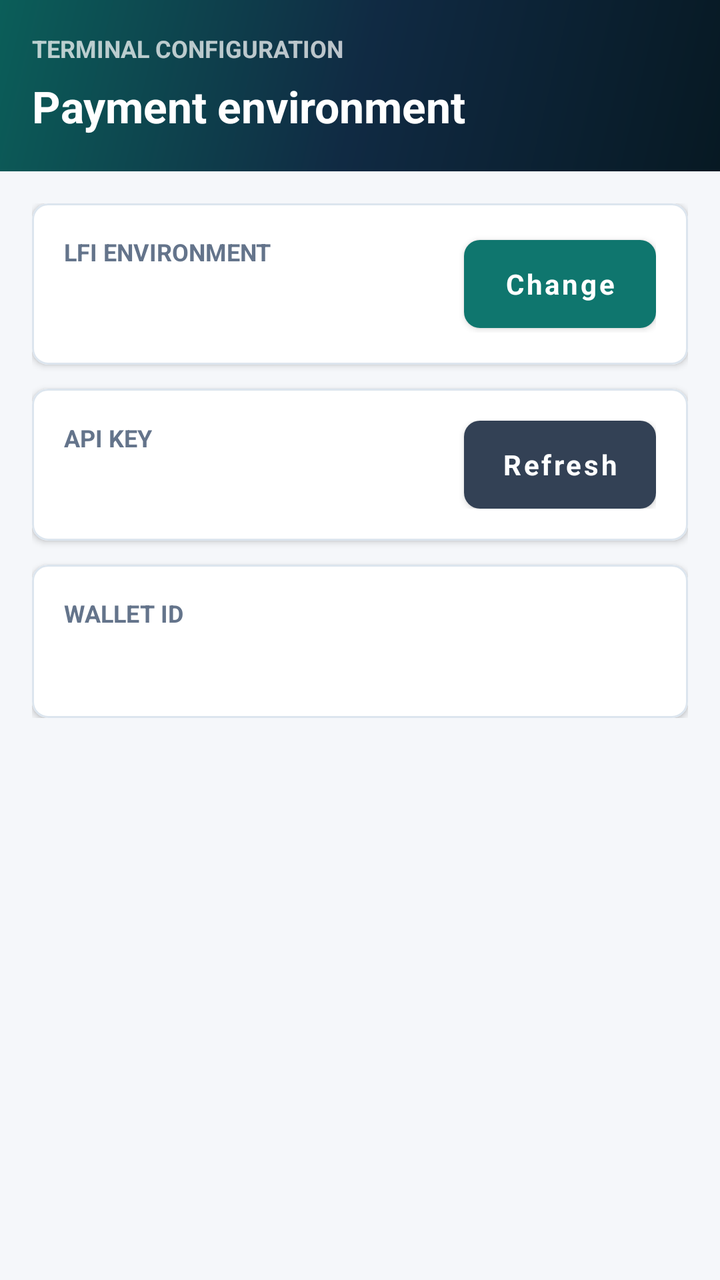
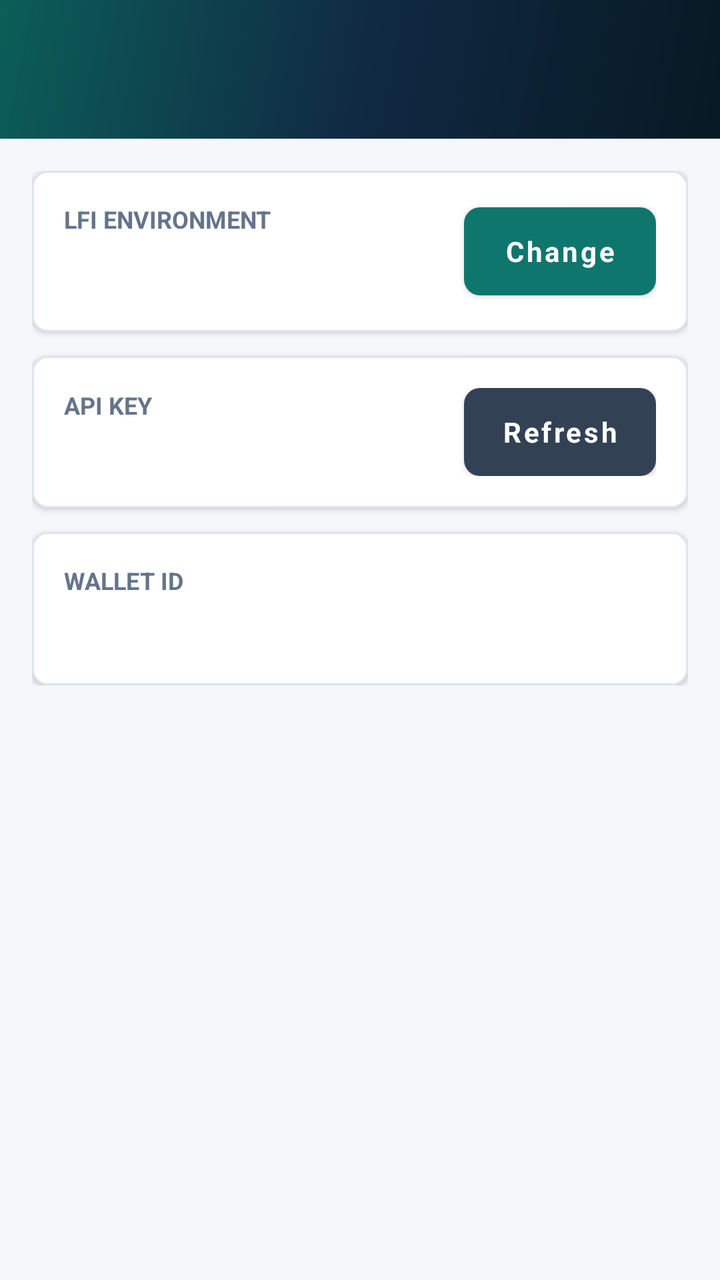

The first picture is an Android layout as it rendered before a commit; the second is the same layout after the commit. The layout source and the unified diff follow.
<!-- AndroidManifest.xml: application theme AppTheme -->
<!-- res/layout/activity_setting.xml -->
<?xml version="1.0" encoding="utf-8"?>
<LinearLayout xmlns:android="http://schemas.android.com/apk/res/android"
    xmlns:app="http://schemas.android.com/apk/res-auto"
    android:layout_width="match_parent"
    android:layout_height="match_parent"
    android:background="@color/background"
    android:orientation="vertical">

    <ScrollView
        android:layout_width="match_parent"
        android:layout_height="match_parent"
        android:fillViewport="true">

        <LinearLayout
            android:layout_width="match_parent"
            android:layout_height="wrap_content"
            android:orientation="vertical">

            <LinearLayout
                android:layout_width="match_parent"
                android:layout_height="wrap_content"
                android:background="@drawable/bg_amount_panel"
                android:orientation="vertical"
                android:paddingStart="@dimen/screen_margin"
                android:paddingTop="16dp"
                android:paddingEnd="@dimen/screen_margin"
                android:paddingBottom="18dp">

                <TextView
                    style="@style/TextSectionLabel"
                    android:layout_width="wrap_content"
                    android:layout_height="wrap_content"
                    android:text="@string/setting_header_label"
                    android:textColor="#B8FFFFFF" />

                <TextView
                    android:layout_width="match_parent"
                    android:layout_height="wrap_content"
                    android:layout_marginTop="6dp"
                    android:text="@string/setting_header_title"
                    android:textColor="@color/white"
                    android:textSize="22sp"
                    android:textStyle="bold" />
            </LinearLayout>

            <LinearLayout
                android:layout_width="match_parent"
                android:layout_height="wrap_content"
                android:orientation="vertical"
                android:padding="@dimen/screen_margin">

                <com.google.android.material.card.MaterialCardView
                    style="@style/AppCard"
                    android:layout_width="match_parent"
                    android:layout_height="wrap_content"
                    android:layout_marginBottom="12dp">

                    <LinearLayout
                        android:layout_width="match_parent"
                        android:layout_height="wrap_content"
                        android:gravity="center_vertical"
                        android:orientation="horizontal"
                        android:padding="16dp">

                        <LinearLayout
                            android:layout_width="0dp"
                            android:layout_height="wrap_content"
                            android:layout_weight="1"
                            android:orientation="vertical">

                            <TextView
                                style="@style/TextSectionLabel"
                                android:layout_width="wrap_content"
                                android:layout_height="wrap_content"
                                android:text="@string/setting_env_label" />

                            <TextView
                                android:id="@+id/tv_env_value"
                                android:layout_width="match_parent"
                                android:layout_height="wrap_content"
                                android:layout_marginTop="8dp"
                                android:textColor="@color/text_primary"
                                android:textSize="18sp"
                                android:textStyle="bold" />
                        </LinearLayout>

                        <com.google.android.material.button.MaterialButton
                            android:id="@+id/btn_change_env"
                            style="@style/AccentButton"
                            android:layout_width="wrap_content"
                            android:layout_height="44dp"
                            android:layout_marginStart="12dp"
                            android:minWidth="96dp"
                            android:text="@string/setting_change"
                            android:textSize="14sp" />
                    </LinearLayout>
                </com.google.android.material.card.MaterialCardView>

                <com.google.android.material.card.MaterialCardView
                    style="@style/AppCard"
                    android:layout_width="match_parent"
                    android:layout_height="wrap_content"
                    android:layout_marginBottom="12dp">

                    <LinearLayout
                        android:layout_width="match_parent"
                        android:layout_height="wrap_content"
                        android:gravity="center_vertical"
                        android:orientation="horizontal"
                        android:padding="16dp">

                        <LinearLayout
                            android:layout_width="0dp"
                            android:layout_height="wrap_content"
                            android:layout_weight="1"
                            android:orientation="vertical">

                            <TextView
                                style="@style/TextSectionLabel"
                                android:layout_width="wrap_content"
                                android:layout_height="wrap_content"
                                android:text="@string/setting_api_key_label" />

                            <TextView
                                android:id="@+id/tv_api_key_value"
                                android:layout_width="match_parent"
                                android:layout_height="wrap_content"
                                android:layout_marginTop="8dp"
                                android:ellipsize="middle"
                                android:maxLines="1"
                                android:textColor="@color/text_primary"
                                android:textSize="14sp" />
                        </LinearLayout>

                        <com.google.android.material.button.MaterialButton
                            android:id="@+id/btn_refresh_key"
                            style="@style/SecondaryButton"
                            android:layout_width="wrap_content"
                            android:layout_height="44dp"
                            android:layout_marginStart="12dp"
                            android:minWidth="96dp"
                            android:text="@string/setting_refresh"
                            android:textSize="14sp" />
                    </LinearLayout>
                </com.google.android.material.card.MaterialCardView>

                <com.google.android.material.card.MaterialCardView
                    style="@style/AppCard"
                    android:layout_width="match_parent"
                    android:layout_height="wrap_content">

                    <LinearLayout
                        android:layout_width="match_parent"
                        android:layout_height="wrap_content"
                        android:orientation="vertical"
                        android:padding="16dp">

                        <TextView
                            style="@style/TextSectionLabel"
                            android:layout_width="wrap_content"
                            android:layout_height="wrap_content"
                            android:text="@string/setting_wallet_id_label" />

                        <TextView
                            android:id="@+id/tv_wallet_id_value"
                            android:layout_width="match_parent"
                            android:layout_height="wrap_content"
                            android:layout_marginTop="8dp"
                            android:textColor="@color/text_primary"
                            android:textSize="15sp"
                            android:textStyle="bold" />
                    </LinearLayout>
                </com.google.android.material.card.MaterialCardView>
            </LinearLayout>
        </LinearLayout>
    </ScrollView>
</LinearLayout>
<!-- resources referenced by this layout -->
<resources>
  <color name="background">#F5F7FA</color>
  <color name="text_primary">#111827</color>
  <color name="white">#FFFFFF</color>
  <dimen name="screen_margin">16dp</dimen>
  <!-- drawable bg_amount_panel (drawable) -->
  <?xml version="1.0" encoding="utf-8"?>
  <shape xmlns:android="http://schemas.android.com/apk/res/android">
      <gradient
          android:angle="135"
          android:startColor="@color/primary_dark"
          android:centerColor="@color/primary"
          android:endColor="@color/accent_dark" />
  </shape>
  <string name="setting_api_key_label">API Key</string>
  <string name="setting_change">Change</string>
  <string name="setting_env_label">LFI Environment</string>
  <string name="setting_header_label">Terminal configuration</string>
  <string name="setting_header_title">Payment environment</string>
  <string name="setting_refresh">Refresh</string>
  <string name="setting_wallet_id_label">Wallet ID</string>
  <style name="AccentButton" parent="Widget.MaterialComponents.Button">
          <item name="android:minHeight">@dimen/button_height</item>
          <item name="backgroundTint">@color/accent</item>
          <item name="android:textColor">@color/white</item>
          <item name="android:textSize">16sp</item>
          <item name="android:textStyle">bold</item>
          <item name="android:textAllCaps">false</item>
          <item name="cornerRadius">8dp</item>
          <item name="android:insetTop">0dp</item>
          <item name="android:insetBottom">0dp</item>
          <item name="rippleColor">@color/accent_dark</item>
      </style>
  <style name="AppCard" parent="Widget.MaterialComponents.CardView">
          <item name="cardCornerRadius">@dimen/card_corner_radius</item>
          <item name="cardElevation">@dimen/card_elevation</item>
          <item name="cardBackgroundColor">@color/card</item>
          <item name="strokeColor">@color/card_stroke</item>
          <item name="strokeWidth">1dp</item>
      </style>
  <style name="TextSectionLabel">
          <item name="android:textColor">@color/text_secondary</item>
          <item name="android:textSize">12sp</item>
          <item name="android:textStyle">bold</item>
          <item name="android:textAllCaps">true</item>
      </style>
  <style name="AppTheme" parent="Theme.MaterialComponents.Light.NoActionBar">
          <item name="colorPrimary">@color/primary</item>
          <item name="colorPrimaryDark">@color/primary_dark</item>
          <item name="colorAccent">@color/accent</item>
          <item name="android:windowBackground">@color/background</item>
          <item name="android:statusBarColor">@color/primary_dark</item>
          <item name="android:navigationBarColor">@color/primary_dark</item>
          <item name="android:fontFamily">sans-serif</item>
      </style>
  <color name="primary_dark">#071923</color>
  <color name="primary">#102A43</color>
  <color name="accent_dark">#0B5E59</color>
  <dimen name="button_height">56dp</dimen>
  <color name="accent">#0F766E</color>
  <dimen name="card_corner_radius">8dp</dimen>
  <dimen name="card_elevation">2dp</dimen>
  <color name="card">#FFFFFF</color>
  <color name="card_stroke">#DCE5EE</color>
  <color name="btn_secondary">#334155</color>
  <color name="text_secondary">#64748B</color>
  <!-- unchanged entries left out for length: 1 -->
</resources>

<!-- the commit's change to res/layout/activity_setting.xml (unified diff, before → after) -->
@@ -16,32 +16,7 @@
             android:layout_height="wrap_content"
             android:orientation="vertical">
 
-            <LinearLayout
-                android:layout_width="match_parent"
-                android:layout_height="wrap_content"
-                android:background="@drawable/bg_amount_panel"
-                android:orientation="vertical"
-                android:paddingStart="@dimen/screen_margin"
-                android:paddingTop="16dp"
-                android:paddingEnd="@dimen/screen_margin"
-                android:paddingBottom="18dp">
-
-                <TextView
-                    style="@style/TextSectionLabel"
-                    android:layout_width="wrap_content"
-                    android:layout_height="wrap_content"
-                    android:text="@string/setting_header_label"
-                    android:textColor="#B8FFFFFF" />
-
-                <TextView
-                    android:layout_width="match_parent"
-                    android:layout_height="wrap_content"
-                    android:layout_marginTop="6dp"
-                    android:text="@string/setting_header_title"
-                    android:textColor="@color/white"
-                    android:textSize="22sp"
-                    android:textStyle="bold" />
-            </LinearLayout>
+            <include layout="@layout/header_screen" />
 
             <LinearLayout
                 android:layout_width="match_parent"
@@ -175,3 +150,51 @@
         </LinearLayout>
     </ScrollView>
 </LinearLayout>
+<!-- res/layout/header_screen.xml (included above) -->
+<?xml version="1.0" encoding="utf-8"?>
+<LinearLayout xmlns:android="http://schemas.android.com/apk/res/android"
+    android:layout_width="match_parent"
+    android:layout_height="wrap_content"
+    android:background="@drawable/bg_amount_panel"
+    android:gravity="center_vertical"
+    android:orientation="horizontal"
+    android:paddingStart="@dimen/screen_margin"
+    android:paddingTop="16dp"
+    android:paddingEnd="@dimen/screen_margin"
+    android:paddingBottom="18dp">
+
+    <ImageButton
+        android:id="@+id/btn_back"
+        android:layout_width="40dp"
+        android:layout_height="40dp"
+        android:layout_marginEnd="8dp"
+        android:background="?attr/selectableItemBackgroundBorderless"
+        android:contentDescription="@string/back"
+        android:padding="8dp"
+        android:src="@drawable/ic_arrow_back"
+        android:visibility="gone" />
+
+    <LinearLayout
+        android:layout_width="0dp"
+        android:layout_height="wrap_content"
+        android:layout_weight="1"
+        android:orientation="vertical">
+
+        <TextView
+            android:id="@+id/tv_header_label"
+            style="@style/TextSectionLabel"
+            android:layout_width="wrap_content"
+            android:layout_height="wrap_content"
+            android:textColor="#B8FFFFFF"
+            android:visibility="gone" />
+
+        <TextView
+            android:id="@+id/tv_header_title"
+            android:layout_width="match_parent"
+            android:layout_height="wrap_content"
+            android:layout_marginTop="6dp"
+            android:textColor="@color/white"
+            android:textSize="22sp"
+            android:textStyle="bold" />
+    </LinearLayout>
+</LinearLayout>
<!-- resource entries referenced after the edit -->
@@ -13,11 +13,25 @@
           android:centerColor="@color/primary"
           android:endColor="@color/accent_dark" />
   </shape>
+  <!-- drawable ic_arrow_back (drawable) -->
+  <?xml version="1.0" encoding="utf-8"?>
+  <vector xmlns:android="http://schemas.android.com/apk/res/android"
+      android:width="24dp"
+      android:height="24dp"
+      android:viewportWidth="24"
+      android:viewportHeight="24">
+      <path
+          android:fillColor="@android:color/transparent"
+          android:pathData="M19,12H5M12,5l-7,7 7,7"
+          android:strokeColor="@color/white"
+          android:strokeLineCap="round"
+          android:strokeLineJoin="round"
+          android:strokeWidth="2" />
+  </vector>
+  <string name="back">Back</string>
   <string name="setting_api_key_label">API Key</string>
   <string name="setting_change">Change</string>
   <string name="setting_env_label">LFI Environment</string>
-  <string name="setting_header_label">Terminal configuration</string>
-  <string name="setting_header_title">Payment environment</string>
   <string name="setting_refresh">Refresh</string>
   <string name="setting_wallet_id_label">Wallet ID</string>
   <style name="AccentButton" parent="Widget.MaterialComponents.Button">
